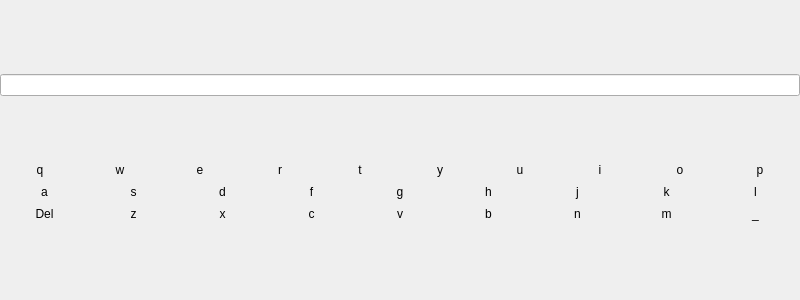
The window that vkb.ui (dotblank/groove) describes before a commit, drawn with Qt 5.
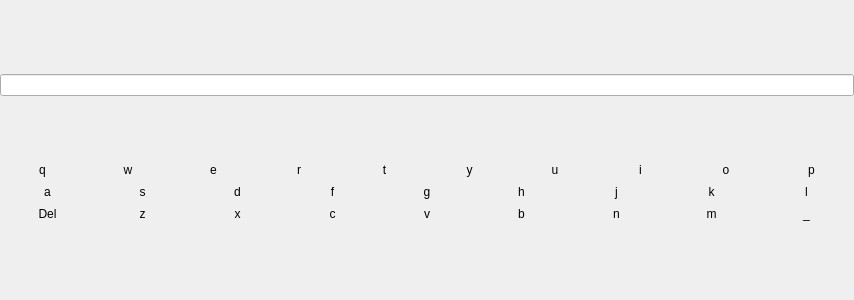
The same window after the commit.

Commit message: Changed vkb window title

Diff of the .ui file:
```diff
--- a/vkb.ui
+++ b/vkb.ui
@@ -6,7 +6,7 @@
    <rect>
     <x>0</x>
     <y>0</y>
-    <width>400</width>
+    <width>854</width>
     <height>300</height>
    </rect>
   </property>
```
Left out of the diff: 2 changed lines with no effect on the pictures.
